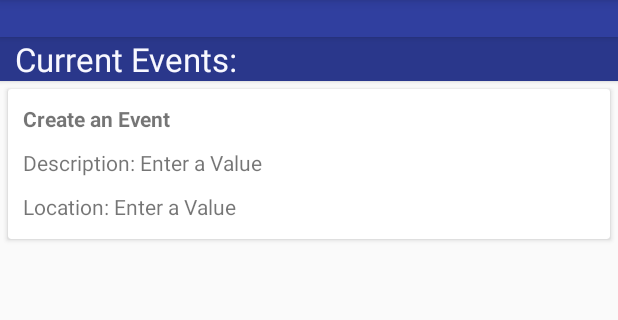
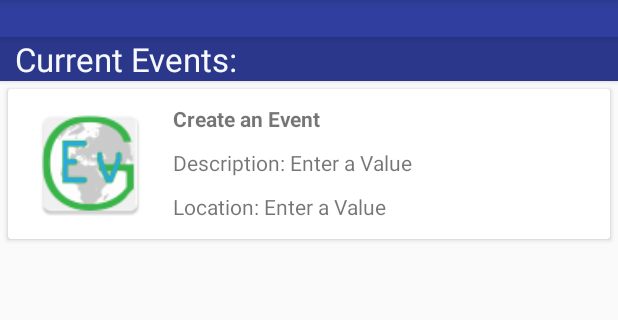
Before and after one commit to NotoriousCurry/Groupify, an Android app: the HomeActivity screen opened directly, with no data from a screen before it, on a phone screen of 412 x 824 dp, the part 84-404 px from its top. Run offline under Robolectric (Android 15) with nearby library versions, the phone set to English and light mode, and no system bars; libraries missing offline, so code that uses them is left out: com.firebase.client; 11 statements that could not run were skipped.

Commit message:
- Updated Visuals - Added View Activity (Very Basic) - Misc cleanup

```diff
--- a/app/src/main/AndroidManifest.xml
+++ b/app/src/main/AndroidManifest.xml
@@ -38,8 +38,10 @@
         <activity
             android:name=".CEventActivity"
             android:label="@string/action_cevent"
+            android:parentActivityName=".HomeActivity" />
+        <activity android:name=".CardActivity" />
+        <activity android:name=".ViewEvent"
             android:parentActivityName=".HomeActivity"></activity>
-        <activity android:name=".CardActivity"></activity>
     </application>
 
 </manifest>
--- a/app/src/main/java/com/tssssa/sgaheer/groupify/CEventActivity.java
+++ b/app/src/main/java/com/tssssa/sgaheer/groupify/CEventActivity.java
@@ -92,7 +92,7 @@ public class CEventActivity extends AppCompatActivity {
             toastText = "Creating Group";
             eAttendees = new ArrayList<String>();
             toast.makeText(context, toastText, Toast.LENGTH_SHORT).show();
-            GEvents ev = new GEvents(eName, eLocation, eDescription, "");
+            GEvents ev = new GEvents(eName, eLocation, eDescription, "Attendees", "N/A");
             createGEvent(ev);
         }
     }
--- a/app/src/main/java/com/tssssa/sgaheer/groupify/GEvents.java
+++ b/app/src/main/java/com/tssssa/sgaheer/groupify/GEvents.java
@@ -16,12 +16,12 @@ public class GEvents {
 
    }
 
-    public GEvents(String eName, String eLocation, String eDescription, String eAttendees) {
+    public GEvents(String eName, String eLocation, String eDescription, String eAttendees, String id) {
         this.name = eName;
         this.location = eLocation;
         this.description = eDescription;
         this.members = eAttendees;
-        this.id = "";
+        this.id = id;
     }
 
     public String getName() {
@@ -36,6 +36,10 @@ public class GEvents {
         return description;
     }
 
+    public String getId() {
+        return id;
+    }
+
     public String getMembers() {
         return members;
     }
@@ -43,12 +47,4 @@ public class GEvents {
     public void setMembers(String eAttendees) {
         this.members = eAttendees;
     }
-
-  //  public void addeAttendees(String eMember) {
-    //    members.add(eMember);
-   // }
-
-   // public void removeeAttendees(String eMember) {
-   //     members.remove(eMember);
-   // }
 }
--- a/app/src/main/java/com/tssssa/sgaheer/groupify/HomeActivity.java
+++ b/app/src/main/java/com/tssssa/sgaheer/groupify/HomeActivity.java
@@ -30,7 +30,7 @@ public class HomeActivity extends AppCompatActivity {
     private TextView intro;
     private Toast toast;
     private CharSequence toastText;
-    private Context context;
+    private Context context = this;
     private ArrayList<GEvents> eventList = new ArrayList<GEvents>();
     private String usr;
 
@@ -56,9 +56,9 @@ public class HomeActivity extends AppCompatActivity {
         mLayoutManager = new LinearLayoutManager(this);
         mRecyclerView.setLayoutManager(mLayoutManager);
 
-        GEvents redundant = new GEvents("Create an Event", "Enter a Value", "Enter a Value", "Test Attendees");
+        GEvents redundant = new GEvents("Create an Event", "Enter a Value", "Enter a Value", "Test Attendees", "N/A");
         eventList.add(redundant);
-        mAdapter = new MyRecyclerViewAdapter(eventList);
+        mAdapter = new MyRecyclerViewAdapter(eventList, context);
         mRecyclerView.setAdapter(mAdapter);
         createList();
 
@@ -157,10 +157,11 @@ public class HomeActivity extends AppCompatActivity {
         finish();
     }
 
+
     private void updateEventList(ArrayList<GEvents> arList) {
         int fillTest = arList.size();
         if (fillTest != 0) {
-            mAdapter = new MyRecyclerViewAdapter(arList);
+            mAdapter = new MyRecyclerViewAdapter(arList, context);
             mRecyclerView.setAdapter(mAdapter);
         }
     }
@@ -189,7 +190,7 @@ public class HomeActivity extends AppCompatActivity {
                             String desc = dataSnapshot.child("description").getValue().toString();
                             String loc = dataSnapshot.child("location").getValue().toString();
                             String idd = dataSnapshot.child("id").getValue().toString();
-                            GEvents ev = new GEvents(name, loc, desc, "attendees");
+                            GEvents ev = new GEvents(name, loc, desc, "attendees", idd);
                             eventList.add(ev);
                             updateEventList(eventList);
                         }
--- a/app/src/main/java/com/tssssa/sgaheer/groupify/MyRecyclerViewAdapter.java
+++ b/app/src/main/java/com/tssssa/sgaheer/groupify/MyRecyclerViewAdapter.java
@@ -1,5 +1,8 @@
 package com.tssssa.sgaheer.groupify;
 
+import android.app.Activity;
+import android.content.Context;
+import android.content.Intent;
 import android.support.v7.widget.RecyclerView;
 import android.util.Log;
 import android.view.LayoutInflater;
@@ -17,18 +20,22 @@ public class MyRecyclerViewAdapter extends RecyclerView.Adapter<MyRecyclerViewAd
     private static String LOG_TAG = "MyRecyclerViewAdapter";
     private ArrayList<GEvents> mDataSet;
     private static MyClickListener myClickListener;
+    private static Context mContext;
+    public final static String EXTRA_ID = "com.tssssa.groupify.ID";
 
     public static class GEventsHolder extends RecyclerView.ViewHolder
             implements View.OnClickListener {
         TextView name;
         TextView description;
         TextView location;
+        TextView eId;
 
         public GEventsHolder(View vv) {
             super(vv);
             name = (TextView) vv.findViewById(R.id.ecvText1);
             description = (TextView) vv.findViewById(R.id.ecvText2);
             location = (TextView) vv.findViewById(R.id.ecvText3);
+            eId = (TextView) vv.findViewById(R.id.ecvText4);
             Log.i(LOG_TAG, "Adding Listener");
             vv.setOnClickListener(this);
         }
@@ -43,8 +50,9 @@ public class MyRecyclerViewAdapter extends RecyclerView.Adapter<MyRecyclerViewAd
         this.myClickListener = myClickListener;
     }
 
-    public MyRecyclerViewAdapter(ArrayList<GEvents> myDataset) {
+    public MyRecyclerViewAdapter(ArrayList<GEvents> myDataset, Context mContext) {
         this.mDataSet = myDataset;
+        this.mContext = mContext;
     }
 
     @Override
@@ -57,9 +65,29 @@ public class MyRecyclerViewAdapter extends RecyclerView.Adapter<MyRecyclerViewAd
 
     @Override
     public void onBindViewHolder(GEventsHolder holder, int position) {
+        holder.itemView.setTag(position);
         holder.name.setText(mDataSet.get(position).getName());
         holder.description.setText("Description: " + mDataSet.get(position).getDescription());
         holder.location.setText("Location: " + mDataSet.get(position).getLocation());
+        holder.eId.setText(mDataSet.get(position).getId());
+        final String namess = holder.name.getText().toString();
+        final String descriptions = holder.description.getText().toString();
+        final String locations = holder.location.getText().toString();
+        final String eventId = holder.eId.getText().toString();
+
+        holder.itemView.setOnClickListener(new View.OnClickListener() {
+            @Override
+            public void onClick(View v) {
+                System.out.println(namess);
+                System.out.println(descriptions);
+                System.out.println(locations);
+                System.out.println(eventId);
+                Intent intent = new Intent(mContext, ViewEvent.class);
+                intent.addFlags(Intent.FLAG_ACTIVITY_NEW_TASK);
+                intent.putExtra(EXTRA_ID, eventId);
+                mContext.startActivity(intent);
+            }
+        });
     }
 
     public void addItem(GEvents eve) {
@@ -71,6 +99,10 @@ public class MyRecyclerViewAdapter extends RecyclerView.Adapter<MyRecyclerViewAd
         notifyItemRemoved(index);
     }
 
+    public String getEid(int index) {
+        return mDataSet.get(index).getId();
+    }
+
     @Override
     public int getItemCount() {
         return mDataSet.size();
--- a/app/src/main/res/layout/event_card_row.xml
+++ b/app/src/main/res/layout/event_card_row.xml
@@ -1,44 +1,66 @@
 <?xml version="1.0" encoding="utf-8"?>
 <LinearLayout xmlns:android="http://schemas.android.com/apk/res/android"
     xmlns:card_view="http://schemas.android.com/apk/res-auto"
-    android:orientation="vertical"
     android:layout_width="match_parent"
-    android:layout_height="110dp">
+    android:layout_height="110dp"
+    android:orientation="vertical">
 
     <android.support.v7.widget.CardView
         android.id="@+id/events_card_view"
-        android:layout_gravity="center"
         android:layout_width="fill_parent"
         android:layout_height="100dp"
+        android:layout_gravity="center"
         android:layout_margin="5dp"
         card_view:cardCornerRadius="2dp"
-        card_view:contentPadding="10dp">
+        card_view:contentPadding="10dp"
+        android:elevation="3dp">
+
+        <LinearLayout
+            android:layout_width="fill_parent"
+            android:layout_height="fill_parent"
+            android:orientation="horizontal">
+
+            <ImageView
+                android:layout_width="90dp"
+                android:layout_height="90dp"
+                android:paddingBottom="10dp"
+                android:src="@mipmap/ic_eventimage"/>
 
             <RelativeLayout
                 android:layout_width="fill_parent"
-            android:layout_height="fill_parent">
+                android:layout_height="fill_parent"
+                android:paddingLeft="10dp">
 
                 <TextView
                     android:id="@+id/ecvText1"
                     android:layout_width="wrap_content"
                     android:layout_height="wrap_content"
-                android:textStyle="bold"
-                android:layout_alignParentTop="true"/>
+                    android:layout_alignParentTop="true"
+                    android:textStyle="bold" />
 
                 <TextView
                     android:id="@+id/ecvText2"
                     android:layout_width="wrap_content"
                     android:layout_height="wrap_content"
-                android:layout_marginTop="10dp"
-                android:layout_below="@+id/ecvText1"/>
+                    android:layout_below="@+id/ecvText1"
+                    android:layout_marginTop="10dp" />
 
                 <TextView
                     android:id="@+id/ecvText3"
                     android:layout_width="wrap_content"
                     android:layout_height="wrap_content"
-                android:layout_marginTop="10dp"
-                android:layout_below="@+id/ecvText2"/>
+                    android:layout_below="@+id/ecvText2"
+                    android:layout_marginTop="10dp" />
+
+                <TextView
+                    android:id="@+id/ecvText4"
+                    android:layout_width="1dp"
+                    android:layout_height="1dp"
+                    android:layout_below="@+id/ecvText3"
+                    android:visibility="invisible" />
+
             </RelativeLayout>
+        </LinearLayout>
     </android.support.v7.widget.CardView>
 
 </LinearLayout>
```
Also changed, not shown: app/src/main/java/com/tssssa/sgaheer/groupify/CardActivity.java (+6 -6 lines), app/src/main/java/com/tssssa/sgaheer/groupify/ContextActivity.java (added, +21 -0 lines), app/src/main/java/com/tssssa/sgaheer/groupify/ViewEvent.java (added, +40 -0 lines), app/src/main/res/layout/activity_view_event.xml (added, +46 -0 lines), app/src/main/ic_EventImage-web.png (added), app/src/main/res/mipmap-hdpi/ic_eventimage.png (added), app/src/main/res/mipmap-mdpi/ic_eventimage.png (added), app/src/main/res/mipmap-xhdpi/ic_eventimage.png (added), app/src/main/res/mipmap-xxhdpi/ic_eventimage.png (added), app/src/main/res/mipmap-xxxhdpi/ic_eventimage.png (added). Lines whose indentation alone changed are shown as unchanged.
